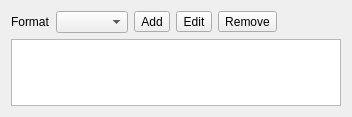
Before: the Qt Designer form src/plugins/encoder/ffmpeg/ui/ffmpeg.ui in hippich/recorditnow, drawn with Qt 5.
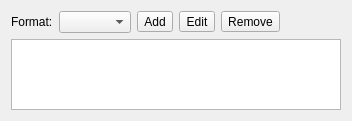
After: the same form once the commit is applied. Custom widgets are drawn as their Qt base class.

```diff
--- a/src/plugins/encoder/ffmpeg/ui/ffmpeg.ui
+++ b/src/plugins/encoder/ffmpeg/ui/ffmpeg.ui
@@ -7,7 +7,7 @@
     <x>0</x>
     <y>0</y>
     <width>352</width>
-    <height>117</height>
+    <height>121</height>
    </rect>
   </property>
   <property name="windowTitle">
@@ -26,13 +26,6 @@
    <property name="rowWrapPolicy">
     <enum>QFormLayout::WrapLongRows</enum>
    </property>
-   <item row="3" column="0">
-    <widget class="QLabel" name="label">
-     <property name="text">
-      <string>Format</string>
-     </property>
-    </widget>
-   </item>
    <item row="3" column="1">
     <layout class="QHBoxLayout" name="horizontalLayout">
      <item>
@@ -101,8 +94,18 @@
       <string notr="true">&lt;!DOCTYPE HTML PUBLIC &quot;-//W3C//DTD HTML 4.0//EN&quot; &quot;http://www.w3.org/TR/REC-html40/strict.dtd&quot;&gt;
 &lt;html&gt;&lt;head&gt;&lt;meta name=&quot;qrichtext&quot; content=&quot;1&quot; /&gt;&lt;style type=&quot;text/css&quot;&gt;
 p, li { white-space: pre-wrap; }
-&lt;/style&gt;&lt;/head&gt;&lt;body style=&quot; font-family:'Tahoma'; font-size:8pt; font-weight:400; font-style:normal;&quot;&gt;
-&lt;p style=&quot;-qt-paragraph-type:empty; margin-top:0px; margin-bottom:0px; margin-left:0px; margin-right:0px; -qt-block-indent:0; text-indent:0px;&quot;&gt;&lt;/p&gt;&lt;/body&gt;&lt;/html&gt;</string>
+&lt;/style&gt;&lt;/head&gt;&lt;body style=&quot; font-family:'Tahoma'; font-size:9pt; font-weight:400; font-style:normal;&quot;&gt;
+&lt;p style=&quot;-qt-paragraph-type:empty; margin-top:0px; margin-bottom:0px; margin-left:0px; margin-right:0px; -qt-block-indent:0; text-indent:0px; font-size:8pt;&quot;&gt;&lt;/p&gt;&lt;/body&gt;&lt;/html&gt;</string>
+     </property>
+    </widget>
+   </item>
+   <item row="3" column="0">
+    <widget class="QLabel" name="label">
+     <property name="text">
+      <string>Format:</string>
+     </property>
+     <property name="buddy">
+      <cstring>formatCombo</cstring>
      </property>
     </widget>
    </item>
```
Left out of the diff: 7 changed lines with no effect on the pictures.
